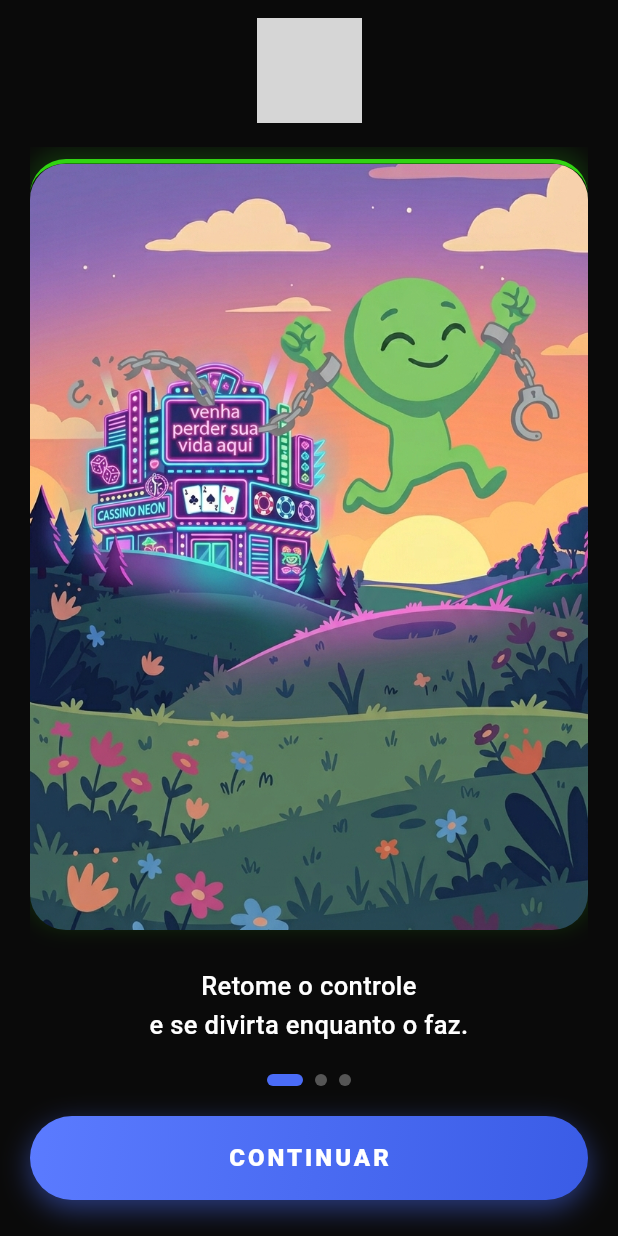
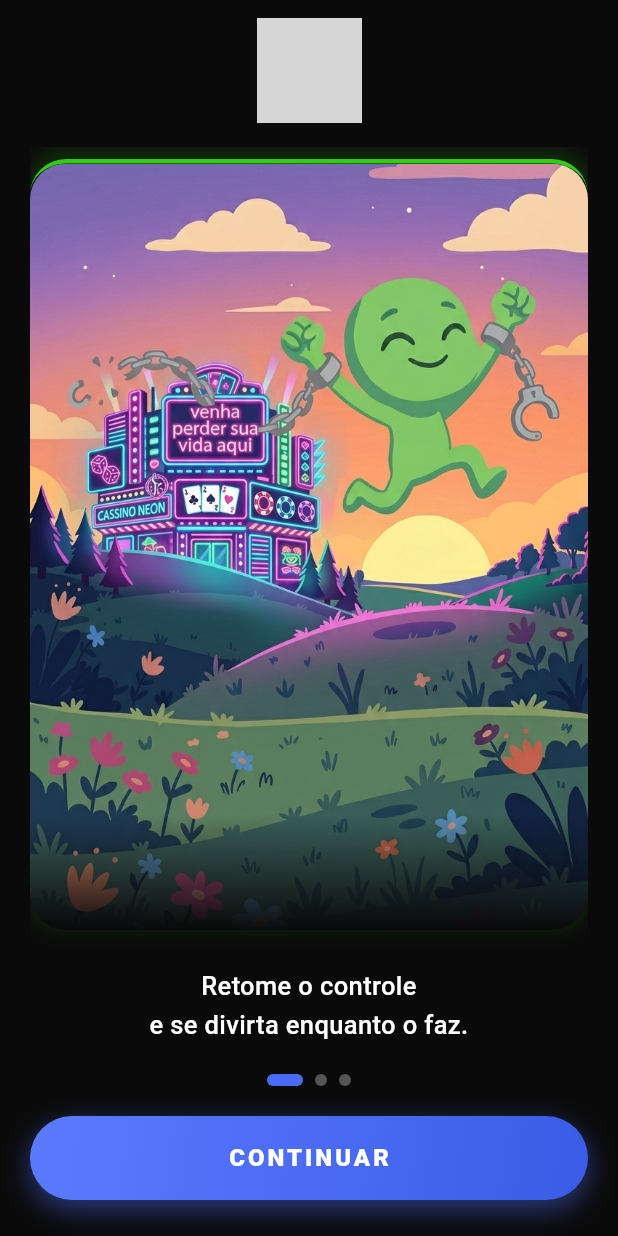
Before and after one commit to marcossial/bigger-bet-app, a Flutter app: the screen it shows after launch, on a phone screen of 412 x 824 dp. Run offline on Flutter 3.47's test engine with Material 3 defaults, Android fonts, the phone set to English and light mode, and no system bars; grey boxes are pictures that could not be loaded.

Commit message:
fix: onboarding gradient and informational screens arrow back

```diff
--- a/lib/features/onboarding/screens/onboarding_screen.dart
+++ b/lib/features/onboarding/screens/onboarding_screen.dart
@@ -92,6 +92,8 @@ class _OnboardingPage extends StatelessWidget {
             width: double.infinity,
             margin: const EdgeInsets.only(top: 8),
             decoration: BoxDecoration(
+              // Fundo sólido adicionado aqui para bloquear o vazamento da sombra
+              color: AppColors.background,
               borderRadius: BorderRadius.circular(24),
               border: const Border(
                 top: BorderSide(
@@ -110,6 +112,24 @@ class _OnboardingPage extends StatelessWidget {
             ),
             child: ClipRRect(
               borderRadius: BorderRadius.circular(24),
+              child: ShaderMask(
+                shaderCallback: (Rect bounds) {
+                  return const LinearGradient(
+                    begin: Alignment.topCenter,
+                    end: Alignment.bottomCenter,
+                    colors: [
+                      Colors.white, // O topo fica 100% visível
+                      Colors.white, // Continua visível pelo corpo da imagem
+                      Colors.transparent, // Fica transparente no finalzinho
+                    ],
+                    stops: [
+                      0.0,
+                      0.85,
+                      1.0
+                    ], // O fade ocorre apenas nos últimos 15%
+                  ).createShader(bounds);
+                },
+                blendMode: BlendMode.dstIn,
                 child: Image.asset(
                   data.imagePath,
                   fit: BoxFit.cover,
@@ -139,6 +159,7 @@ class _OnboardingPage extends StatelessWidget {
               ),
             ),
           ),
+        ),
         const SizedBox(height: 24),
         Text(
           data.description,
```
Also changed, not shown: lib/features/info/screens/info_screen.dart (+23 -6 lines). Lines whose indentation alone changed are shown as unchanged.
